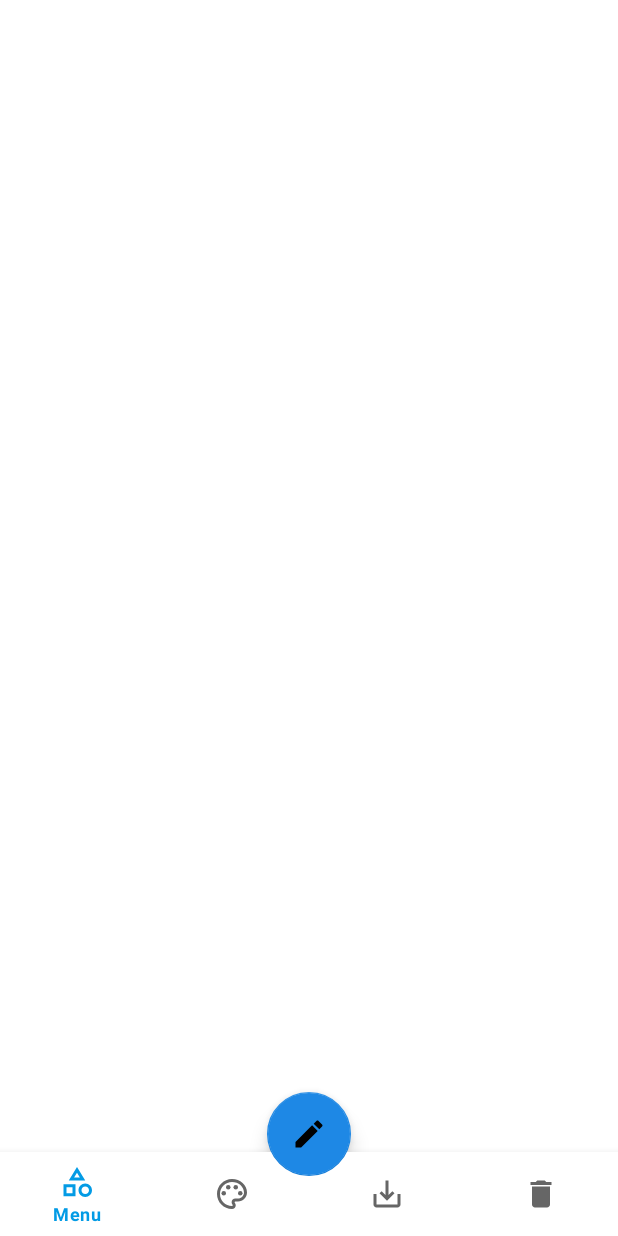
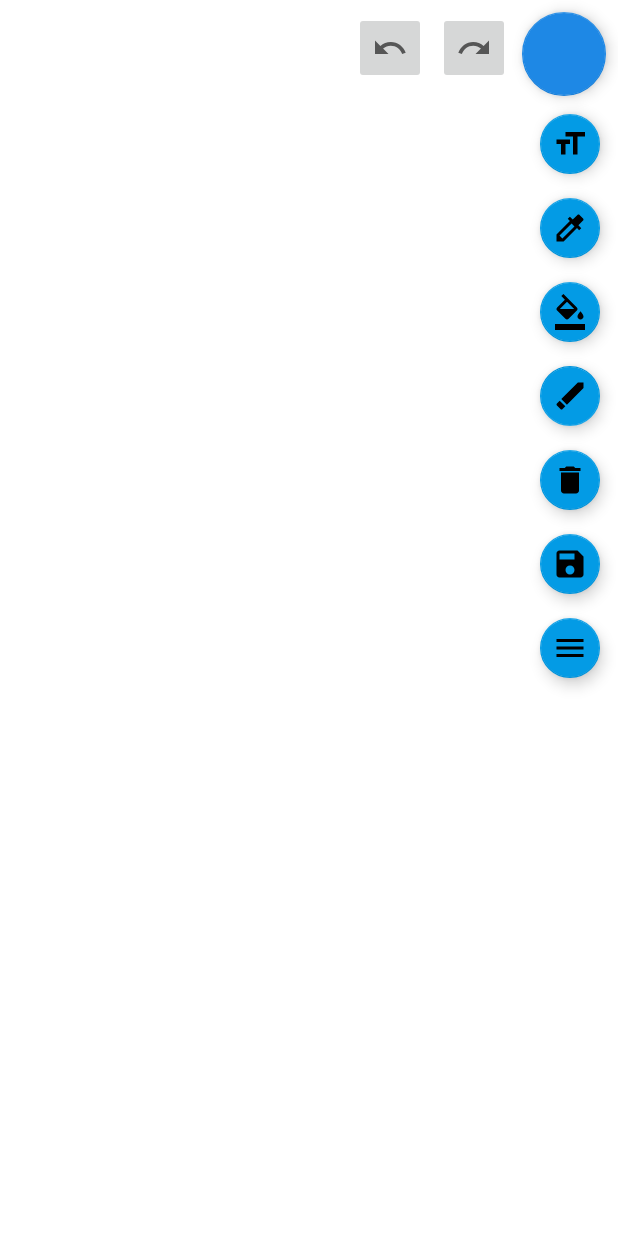
Before and after one commit to l3ger0j/Simple-Dimple-Draw, an Android app: the screen it shows after launch (MainActivity), on a phone screen of 412 x 824 dp. Run offline under Robolectric (Android 15) with nearby library versions, the phone set to English and light mode, and no system bars; libraries missing offline, so code that uses them is left out: com.jaredrummler.android.

Commit message:
Update to 1.1.0

```diff
--- /dev/null
+++ b/app/src/main/java/org/l3ger0j/simpledimpledraw/DialogType.java
@@ -0,0 +1,6 @@
+package org.l3ger0j.simpledimpledraw;
+
+public enum DialogType {
+    AboutDialog,
+    CaptureDialog,
+}
--- /dev/null
+++ b/app/src/main/java/org/l3ger0j/simpledimpledraw/WindowType.java
@@ -0,0 +1,6 @@
+package org.l3ger0j.simpledimpledraw;
+
+public enum WindowType {
+    MinimalSetting,
+    CaptureMenu
+}
--- /dev/null
+++ b/app/src/main/res/drawable/baseline_format_size_24.xml
@@ -0,0 +1,5 @@
+<vector android:height="24dp" android:tint="#FFFF"
+    android:viewportHeight="24" android:viewportWidth="24"
+    android:width="24dp" xmlns:android="http://schemas.android.com/apk/res/android">
+    <path android:fillColor="@android:color/white" android:pathData="M9,4v3h5v12h3L17,7h5L22,4L9,4zM3,12h3v7h3v-7h3L12,9L3,9v3z"/>
+</vector>
--- a/app/src/main/res/layout/activity_main.xml
+++ b/app/src/main/res/layout/activity_main.xml
@@ -1,9 +1,10 @@
 <?xml version="1.0" encoding="utf-8"?>
-<FrameLayout xmlns:android="http://schemas.android.com/apk/res/android"
+<androidx.constraintlayout.widget.ConstraintLayout xmlns:android="http://schemas.android.com/apk/res/android"
     xmlns:app="http://schemas.android.com/apk/res-auto"
     xmlns:tools="http://schemas.android.com/tools"
     android:layout_width="match_parent"
     android:layout_height="match_parent"
+    android:orientation="vertical"
     tools:context=".MainActivity">
 
     <org.l3ger0j.simpledimpledraw.SimpleDimpleDrawingView
@@ -22,75 +23,97 @@
         android:layout_height="match_parent"
         android:visibility="gone" />
 
-    <com.google.android.material.bottomnavigation.BottomNavigationView
-        android:id="@+id/navigationToolbar"
-        android:layout_width="match_parent"
+    <ImageButton
+        android:id="@+id/redoButton"
+        android:layout_width="0dp"
         android:layout_height="wrap_content"
-        android:layout_gravity="bottom"
-        android:background="?android:attr/windowBackground"
-        app:menu="@menu/bottom_appbar_menu" />
+        android:layout_marginTop="8dp"
+        android:layout_marginEnd="8dp"
+        android:contentDescription="@string/redo_button"
+        android:minHeight="48dp"
+        android:rotationY="180"
+        app:layout_constraintEnd_toStartOf="@+id/fabHiddenMenu"
+        app:layout_constraintTop_toTopOf="parent"
+        app:srcCompat="@drawable/baseline_undo_24" />
 
-    <com.google.android.material.floatingactionbutton.FloatingActionButton
-        android:id="@+id/fab"
-        android:layout_width="91dp"
+    <ImageButton
+        android:id="@+id/undoButton"
+        android:layout_width="0dp"
         android:layout_height="wrap_content"
-        android:layout_gravity="bottom|center_horizontal"
-        android:layout_marginBottom="40dp"
-        android:clickable="true"
-        android:contentDescription="@string/fabText"
-        android:focusable="true"
-        android:src="@drawable/baseline_create_24"
-        app:backgroundTint="#1E88E5"
-        app:elevation="8dp"
-        app:layout_anchor="@+id/bottomAppbar" />
-
-    <LinearLayout
-        android:layout_width="match_parent"
-        android:layout_height="match_parent"
-        android:orientation="vertical">
+        android:layout_marginTop="8dp"
+        android:layout_marginEnd="8dp"
+        android:contentDescription="@string/undo_button"
+        android:minHeight="48dp"
+        app:layout_constraintEnd_toStartOf="@+id/redoButton"
+        app:layout_constraintTop_toTopOf="parent"
+        app:srcCompat="@drawable/baseline_undo_24" />
 
     <com.google.android.material.floatingactionbutton.FloatingActionButton
         android:id="@+id/fabHiddenMenu"
         android:layout_width="60dp"
         android:layout_height="wrap_content"
         android:layout_gravity="end"
+        android:layout_marginTop="8dp"
+        android:layout_marginEnd="8dp"
         android:contentDescription="@string/hidden_menu"
-            android:visibility="gone"
-            app:backgroundTint="#1E88E5" />
+        app:backgroundTint="#1E88E5"
+        app:layout_constraintEnd_toEndOf="parent"
+        app:layout_constraintTop_toTopOf="parent" />
+
+    <com.google.android.material.floatingactionbutton.FloatingActionButton
+        android:id="@+id/fabSetSize"
+        android:layout_width="wrap_content"
+        android:layout_height="wrap_content"
+        android:layout_marginTop="8dp"
+        android:layout_marginEnd="8dp"
+        android:contentDescription="@string/fabText"
+        app:backgroundTint="@color/colorPrimary"
+        app:fabSize="mini"
+        app:layout_constraintEnd_toEndOf="parent"
+        app:layout_constraintTop_toBottomOf="@+id/fabHiddenMenu"
+        app:srcCompat="@drawable/baseline_format_size_24" />
 
     <com.google.android.material.floatingactionbutton.FloatingActionButton
         android:id="@+id/fabSetDrawColor"
         android:layout_width="wrap_content"
         android:layout_height="wrap_content"
         android:layout_gravity="end"
-            android:visibility="gone"
+        android:layout_marginTop="8dp"
+        android:layout_marginEnd="8dp"
+        android:contentDescription="@string/set_drawing_color"
         app:backgroundTint="@color/colorPrimary"
         app:fabSize="mini"
-            app:srcCompat="@drawable/baseline_colorize_24"
-            android:contentDescription="@string/set_drawing_color" />
+        app:layout_constraintEnd_toEndOf="parent"
+        app:layout_constraintTop_toBottomOf="@+id/fabSetSize"
+        app:srcCompat="@drawable/baseline_colorize_24" />
 
     <com.google.android.material.floatingactionbutton.FloatingActionButton
         android:id="@+id/fabSetBackgroundColor"
         android:layout_width="wrap_content"
         android:layout_height="wrap_content"
         android:layout_gravity="end"
-            android:visibility="gone"
+        android:layout_marginTop="8dp"
+        android:layout_marginEnd="8dp"
+        android:contentDescription="@string/set_background_color"
         app:backgroundTint="@color/colorPrimary"
         app:fabSize="mini"
-            app:srcCompat="@drawable/baseline_format_color_fill_24"
-            android:contentDescription="@string/set_background_color" />
+        app:layout_constraintEnd_toEndOf="parent"
+        app:layout_constraintTop_toBottomOf="@+id/fabSetDrawColor"
+        app:srcCompat="@drawable/baseline_format_color_fill_24" />
 
     <com.google.android.material.floatingactionbutton.FloatingActionButton
         android:id="@+id/fabEraser"
-            android:enabled="false"
         android:layout_width="wrap_content"
         android:layout_height="wrap_content"
         android:layout_gravity="end"
+        android:layout_marginTop="8dp"
+        android:layout_marginEnd="8dp"
         android:contentDescription="@string/erase"
         android:rotation="180"
-            android:visibility="gone"
         app:backgroundTint="@color/colorPrimary"
         app:fabSize="mini"
+        app:layout_constraintEnd_toEndOf="parent"
+        app:layout_constraintTop_toBottomOf="@+id/fabSetBackgroundColor"
         app:srcCompat="@drawable/baseline_create_24" />
 
     <com.google.android.material.floatingactionbutton.FloatingActionButton
@@ -98,29 +121,51 @@
         android:layout_width="wrap_content"
         android:layout_height="wrap_content"
         android:layout_gravity="end"
+        android:layout_marginTop="8dp"
+        android:layout_marginEnd="8dp"
         android:contentDescription="@string/clear_canvas"
-            android:visibility="gone"
         app:backgroundTint="@color/colorPrimary"
         app:fabSize="mini"
+        app:layout_constraintEnd_toEndOf="parent"
+        app:layout_constraintTop_toBottomOf="@+id/fabEraser"
         app:srcCompat="@drawable/baseline_delete_24" />
 
     <com.google.android.material.floatingactionbutton.FloatingActionButton
-            android:id="@+id/fabCloseMenu"
-            android:layout_width="match_parent"
+        android:id="@+id/fabSave"
+        android:layout_width="wrap_content"
         android:layout_height="wrap_content"
         android:layout_gravity="end"
-            android:visibility="gone"
+        android:layout_marginTop="8dp"
+        android:layout_marginEnd="8dp"
+        android:contentDescription="@string/clear_canvas"
         app:backgroundTint="@color/colorPrimary"
         app:fabSize="mini"
-            app:srcCompat="@android:drawable/ic_menu_close_clear_cancel"
-            android:contentDescription="@string/close_menu" />
-    </LinearLayout>
+        app:layout_constraintEnd_toEndOf="parent"
+        app:layout_constraintTop_toBottomOf="@+id/fabClearCanvas"
+        app:srcCompat="@drawable/baseline_save_24" />
+
+    <com.google.android.material.floatingactionbutton.FloatingActionButton
+        android:id="@+id/fabShowMenu"
+        android:layout_width="wrap_content"
+        android:layout_height="wrap_content"
+        android:layout_marginTop="8dp"
+        android:layout_marginEnd="8dp"
+        android:contentDescription="@string/menu"
+        app:backgroundTint="@color/colorPrimary"
+        app:fabSize="mini"
+        app:layout_constraintEnd_toEndOf="parent"
+        app:layout_constraintTop_toBottomOf="@+id/fabSave"
+        app:srcCompat="@drawable/baseline_menu_24" />
 
     <ToggleButton
         android:id="@+id/toggleButton"
         android:layout_width="wrap_content"
         android:layout_height="wrap_content"
+        android:layout_marginStart="8dp"
+        android:layout_marginTop="8dp"
         android:text="@string/setFigure"
-        android:visibility="gone" />
+        android:visibility="gone"
+        app:layout_constraintStart_toStartOf="parent"
+        app:layout_constraintTop_toTopOf="parent" />
 
-</FrameLayout>
+</androidx.constraintlayout.widget.ConstraintLayout>
--- a/app/src/main/res/menu/bottom_appbar_menu.xml
+++ /dev/null
@@ -1,24 +0,0 @@
-<?xml version="1.0" encoding="utf-8"?>
-<menu xmlns:android="http://schemas.android.com/apk/res/android">
-
-    <item
-        android:id="@+id/appBarMenu"
-        android:icon="@drawable/outline_category_24"
-        android:title="@string/appBarMenu" />
-
-    <item
-        android:id="@+id/appBarColor"
-        android:icon="@drawable/outline_color_lens_24"
-        android:title="@string/appBarColor" />
-
-    <item
-        android:id="@+id/appBarSave"
-        android:icon="@drawable/baseline_save_alt_24"
-        android:title="@string/appBarSave" />
-
-    <item
-        android:id="@+id/appBarClear"
-        android:icon="@drawable/baseline_delete_24"
-        android:title="@string/appBarClear"/>
-
-</menu>
--- a/app/src/main/res/menu/popup_menu.xml
+++ b/app/src/main/res/menu/popup_menu.xml
@@ -17,9 +17,6 @@
     <group
         android:id="@+id/groupSettings">
         <item
-            android:id="@+id/hide"
-            android:title="@string/hide_down_bar" />
-        <item
             android:id="@+id/about"
             android:title="@string/about" />
     </group>
```
Also changed, not shown: app/build.gradle (+4 -4 lines), app/src/main/java/org/l3ger0j/simpledimpledraw/DialogScreenBuilder.java (+1 -6 lines), app/src/main/java/org/l3ger0j/simpledimpledraw/MainActivity.java (+67 -118 lines), app/src/main/java/org/l3ger0j/simpledimpledraw/PopupWindowBuilder.java (+0 -17 lines), app/src/main/java/org/l3ger0j/simpledimpledraw/RoundBall.java (added, +65 -0 lines), app/src/main/java/org/l3ger0j/simpledimpledraw/ShapeManager.java (+0 -57 lines), app/src/main/res/layout/popup_capture_menu.xml (+6 -4 lines), app/src/main/res/layout/popup_clear.xml (deleted, +0 -24 lines), app/src/main/res/layout/popup_color_setting.xml (deleted, +0 -24 lines), app/src/main/res/layout/popup_fab.xml (+0 -25 lines). Lines whose indentation alone changed are shown as unchanged.
